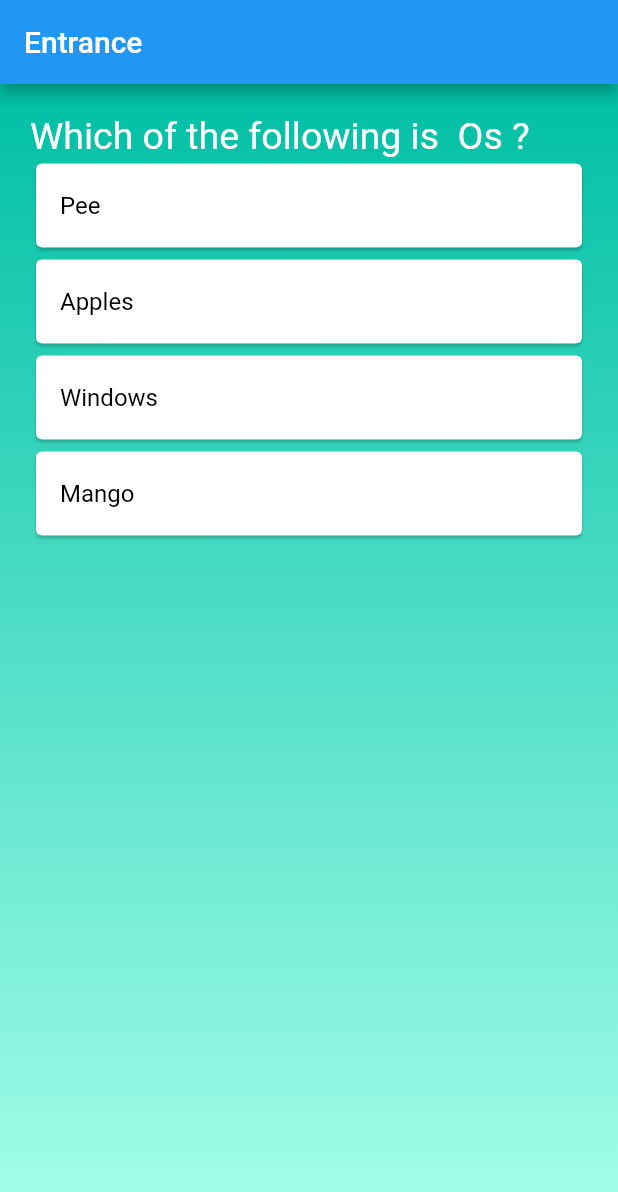
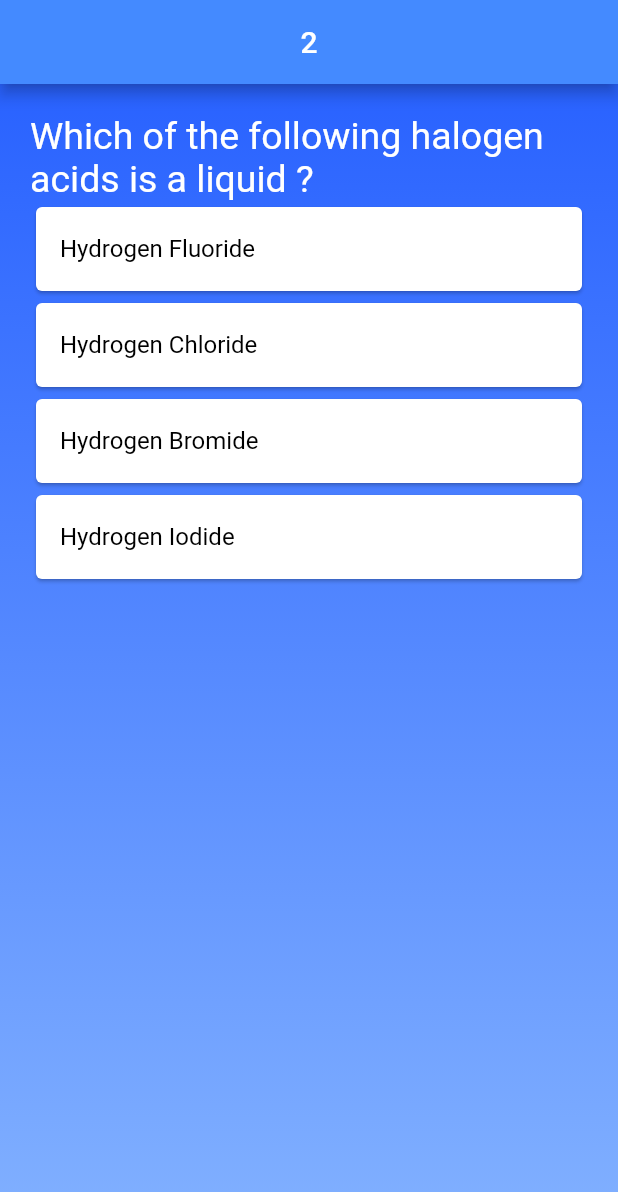
Before and after one commit to Hritik602/Quiz_Entrance, a Flutter app: the screen it shows after launch, after a tap on "Apple", on a phone screen of 412 x 824 dp. Shown: the top 1192 px of the screen. Run offline on Flutter 3.47's test engine with Material 2 defaults, Android fonts, the phone set to English and light mode, and no system bars.

Commit message:
Quiz entrance

```diff
--- a/lib/data.dart
+++ b/lib/data.dart
@@ -17,14 +17,26 @@
   ),
   Question(
       id: "2",
-      question: "Which of the following is  Os ?",
-      options: ["Pee","Apples","Windows","Mango"],
-      answer: "Windows"
+      question: "Which of the following halogen acids is a liquid ?",
+      options: ["Hydrogen Fluoride","Hydrogen Chloride","Hydrogen Bromide","Hydrogen Iodide"],
+      answer: "Hydrogen Fluoride"
        ),
   Question(
       id: "3",
-      question: "Which of the following is not fruit ?",
-      options: ["Apple","Mango","Litchi","Mac OS"],
-      answer: "Apple"
+      question: "The temperature of sun is measured with__?",
+      options: ["Platinum thermometer","Gas thermometer","Pyrometer","Vapour pressure thermometer"],
+      answer: "Pyrometer"
         ),
+  Question(
+      id: "4",
+      question: "Peter is .....MBBS.",
+      options: ["a","is","are","an"],
+      answer: "an"
+  ),
+  Question(
+      id: "5",
+      question: "The ratio of inertial mass to gravitational mass of an object?",
+      options: ["1","1/2","2","No Fixed Number"],
+      answer: "1"
+  ),
 ];
--- a/lib/main.dart
+++ b/lib/main.dart
@@ -10,6 +10,7 @@
 
 void main() {
   runApp(MaterialApp(
+    debugShowCheckedModeBanner: false,
     home: Screen(questions: questions,),
   ));
 }
--- a/lib/screen.dart
+++ b/lib/screen.dart
@@ -3,29 +3,27 @@
 import 'package:tyari_entrance/ScoreScreen.dart';
 import 'package:tyari_entrance/data.dart';
 
-
 class Screen extends StatefulWidget {
   final List<Question> questions;
-
 
   @override
   _ScreenState createState() => _ScreenState();
 
-  const Screen({Key? key, required this.questions}) :super(key: key);
+  const Screen({Key? key, required this.questions}) : super(key: key);
 }
 
 class _ScreenState extends State<Screen> {
+  String selectOption = '';
+  int getMark = 0;
+  double totalMark = 0;
+  int wrong = 0;
 
-  String selectOption = '';
-  int getMark = 1;
-  int totalMark = 0;
 
   int currentIndex = 0;
-  int count = 0;
+  int count = 1;
 
   // final bool isSelected;
   // final bool answer;
-
 
   _ScreenState();
 
@@ -33,17 +31,21 @@
   Widget build(BuildContext context) {
     final currentQuestion = questions[currentIndex];
 
+
     return Scaffold(
+        backgroundColor: Colors.transparent,
         appBar: AppBar(
-          title: Text("Entrance"),
+          backgroundColor: Colors.blueAccent,
+          centerTitle: true,
+          title: Text((currentIndex + 1).toString()),
         ),
         body: Container(
             padding: EdgeInsets.only(top: 20, right: 20, left: 20),
             decoration: BoxDecoration(
               gradient: LinearGradient(
                 colors: [
-                  Colors.tealAccent.shade700,
-                  Colors.tealAccent.shade100
+                  Colors.blueAccent.shade700,
+                  Colors.blueAccent.shade100
                 ],
                 begin: Alignment.topCenter,
                 end: Alignment.bottomCenter,
@@ -52,14 +54,13 @@
             child: Column(
               crossAxisAlignment: CrossAxisAlignment.start,
               children: [
-                Text(widget.questions[currentIndex].question,
-                  style: TextStyle(
-                      fontSize: 25,
-                      color: Colors.white
-                  ),
+                Text(
+                  widget.questions[currentIndex].question,
+                  style: TextStyle(fontSize: 25, color: Colors.white),
                 ),
                 Expanded(
-                  child: ListView.builder(itemBuilder: (context, index) {
+                  child: ListView.builder(
+                    itemBuilder: (context, index) {
                       final option = currentQuestion.options[index];
                       return Card(
                         color: selectOption == option &&
@@ -67,21 +68,31 @@
                             ? Colors.green
                             : null,
                         child: ListTile(
-
                           onTap: () {
                             setState(() {
                               // print(currentQuestion.options.length.toString());
 
                               selectOption = option;
                             });
-                          if (option == currentQuestion.answer) {
+                            if (selectOption == currentQuestion.answer) {
                               getMark++;
+
+
+
                             }
+                            else{
+                              wrong++;
+
+                            }
+                            totalMark=getMark-wrong*0.1;
+
                             Future.delayed(Duration(milliseconds: 200), () {
-                            if (currentIndex ==
-                                currentQuestion.options.length - 2) {
-                              for (int i = currentIndex; i <
-                                  currentQuestion.options.length; i++) {
+                              // if (selectOption == currentQuestion.answer){
+                              //   totalMark=(getMark-wrong*0.1).toStringAsFixed(2) as double;
+                              if (currentIndex == questions.length - 1) {
+                                // print( currentIndex);
+                                for (int i = currentIndex; i < currentQuestion.options.length;
+                                    i++) {
                                   print(i);
                                 }
                                 showDialog<String>(
@@ -89,52 +100,63 @@
                                     builder: (BuildContext context) =>
                                         AlertDialog(
                                           title: Text('Your Total Score is '),
-                                          content: Text(getMark.toString()),
+                                          content: Text(" Right : " +
+                                              getMark.toString() +
+                                              "\n  wrong   :" +
+                                              wrong.toString() +
+                                              "\n Total_Score is :" + totalMark.toStringAsFixed(2),
+                                          style: TextStyle(
+                                            fontSize: 20,
+                                            fontWeight: FontWeight.bold
+
+                                          ),
+                                          ),
                                           actions: <Widget>[
                                             TextButton(
                                               onPressed: () => Navigator.pop(
                                                   context, 'Cancel'),
-                            child: Text("Cancel",style: TextStyle(color: Colors.black),),
+                                              child: Text(
+                                                "Cancel",
+                                                style: TextStyle(
+                                                  fontSize: 20,
+
+                                                    color: Colors.black),
+                                              ),
                                             ),
                                             TextButton(
-                            onPressed: () => Navigator.of(context).pushReplacement(
+                                              onPressed: () =>
+                                                  Navigator.of(context)
+                                                      .pushReplacement(
                                                 MaterialPageRoute(
-                            builder: (context)=>Screen(questions:questions,
-
+                                                  builder: (context) => Screen(
+                                                    questions: questions,
                                                   ),
                                                 ),
-                            )
-                            ,
-                            child: Text("Restart",style: TextStyle(color: Colors.black),),
+                                              ),
+                                              child: Text(
+                                                "Restart",
+                                                style: TextStyle(
+                                                  fontSize: 20,
+                                                    color: Colors.black),
+                                              ),
                                             ),
                                           ],
                                         )
                                 );
 
 
-                            // Navigator.of(context).pushReplacement(
-                            //   MaterialPageRoute(
-                            //     builder: (context)=>ScoreScreen(
-                            //       totalQuestion:widget.questions.length,
-                            //       getMark: getMark ,
-                            //     ),
-                            //   ),
-                            // );
                                 return;
                               }
                               setState(() {
                                 currentIndex++;
-                            selectOption='';
+                                selectOption = '';
                               });
-                          }
-                          );
+                            });
                           },
-
                           title: Text(option,
                               style: TextStyle(
                                 color: Colors.black,
-                            )
-                        ),
+                              )),
                         ),
                       );
                     },
@@ -146,15 +168,33 @@
         )
     );
   }
-// Color get getColor {
-//   final bool selectOption;
-//   if(!isSelected) {
-//     return Colors.white;
+
+
+}
+// class AnswerTile extends StatelessWidget {
+//   const AnswerTile({Key? key,required this.isSelected, required this.options, required this.answer}) : super(key: key);
+//
+//   final bool isSelected;
+//   final String options;
+//   final String answer;
+//
+//   Color  get cardColor {
+//     if (!isSelected )
+//       return Colors.white;
+//     if (options==answer){
+//       return Colors.green;
+//     }
+//     return Colors.redAccent;
+//
 //   }
-//   if(isSelected==answer){
-//     return Colors.green;
+//
+//   @override
+//   Widget build(BuildContext context) {
+//     return Card(
+//       color: cardColor,
+//       child: ListTile(
+//         title: Text(options),
+//       ),
+//     );
 //   }
-//   return Colors.red;
-//
 // }
-}
```
Lines whose indentation alone changed are shown as unchanged.
